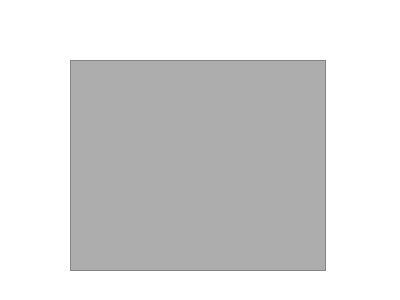
Qt form third.ui (jeongu-choi/gittt) before a commit.
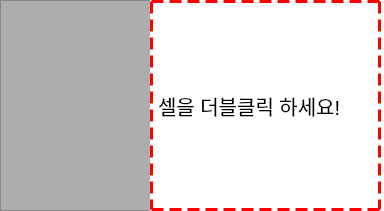
The same form after that commit.

Patch:
```diff
--- a/third.ui
+++ b/third.ui
@@ -6,8 +6,8 @@
    <rect>
     <x>0</x>
     <y>0</y>
-    <width>400</width>
-    <height>300</height>
+    <width>384</width>
+    <height>211</height>
    </rect>
   </property>
   <property name="windowTitle">
@@ -19,9 +19,9 @@
   <widget class="QTableWidget" name="tableWidget_2">
    <property name="geometry">
     <rect>
-     <x>70</x>
-     <y>60</y>
-     <width>256</width>
+     <x>0</x>
+     <y>0</y>
+     <width>151</width>
      <height>211</height>
     </rect>
    </property>
@@ -29,6 +29,25 @@
     <string notr="true">background:rgb(173, 173, 173)</string>
    </property>
   </widget>
+  <widget class="QLabel" name="label">
+   <property name="geometry">
+    <rect>
+     <x>150</x>
+     <y>0</y>
+     <width>231</width>
+     <height>211</height>
+    </rect>
+   </property>
+   <property name="styleSheet">
+    <string notr="true">border: 3px dashed rgb(255, 0, 0);
+font : 15pt ;
+color : black;
+</string>
+   </property>
+   <property name="text">
+    <string>셀을 더블클릭 하세요!</string>
+   </property>
+  </widget>
  </widget>
  <resources/>
  <connections/>
```
